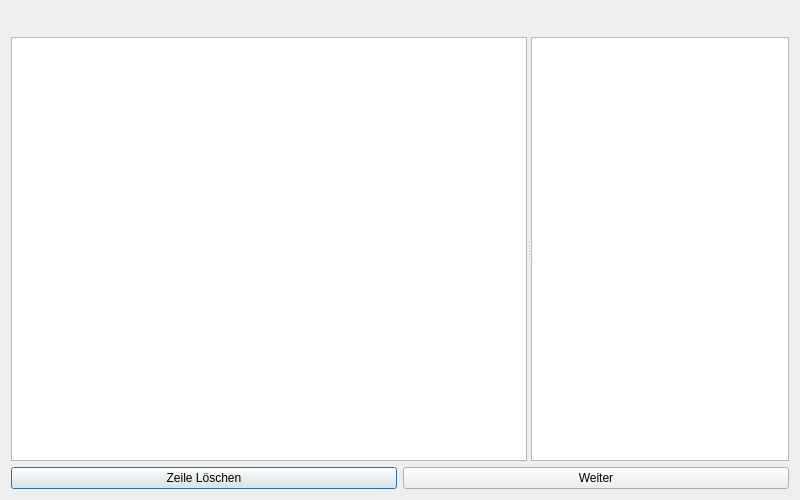
Above: kleiner-brauhelfer/dialogs/dlgdatabasecleaner.ui from kleiner-brauhelfer/kleiner-brauhelfer-2 before the change. Below: the same form after it.
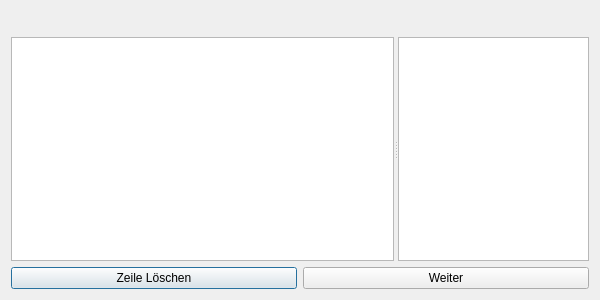
That is the form after the change.

Patch:
```diff
--- a/kleiner-brauhelfer/dialogs/dlgdatabasecleaner.ui
+++ b/kleiner-brauhelfer/dialogs/dlgdatabasecleaner.ui
@@ -6,10 +6,16 @@
    <rect>
     <x>0</x>
     <y>0</y>
-    <width>800</width>
-    <height>500</height>
+    <width>600</width>
+    <height>300</height>
    </rect>
   </property>
+  <property name="minimumSize">
+   <size>
+    <width>600</width>
+    <height>300</height>
+   </size>
+  </property>
   <property name="windowTitle">
    <string>Datenbank bereinigen</string>
   </property>
```
